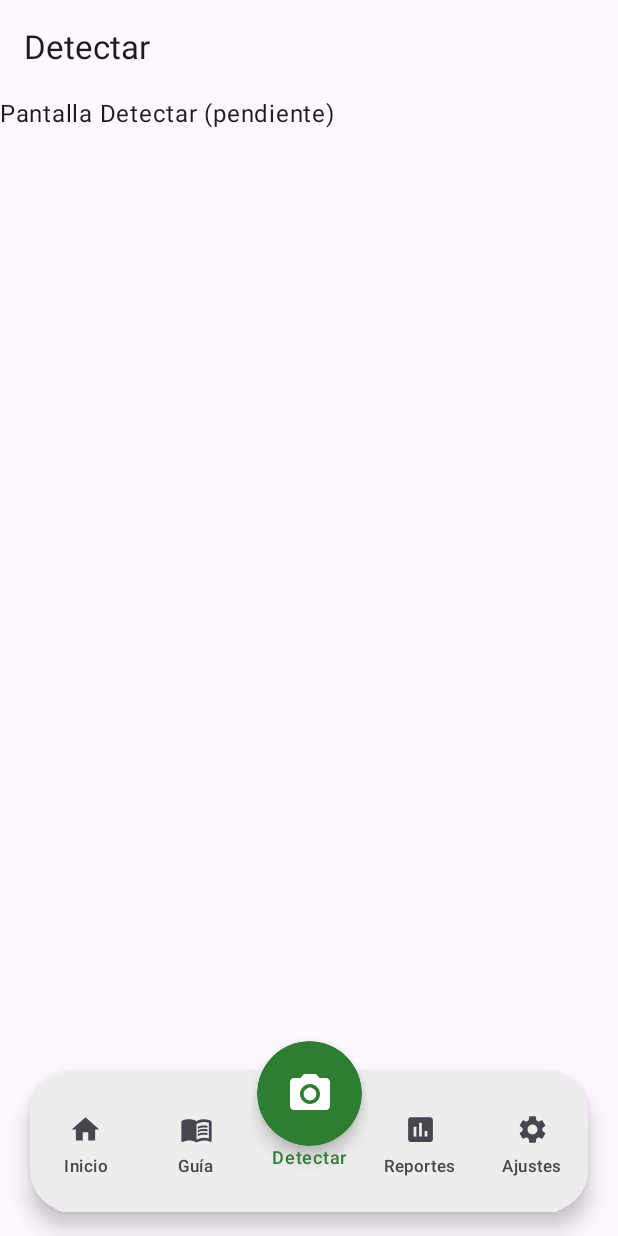
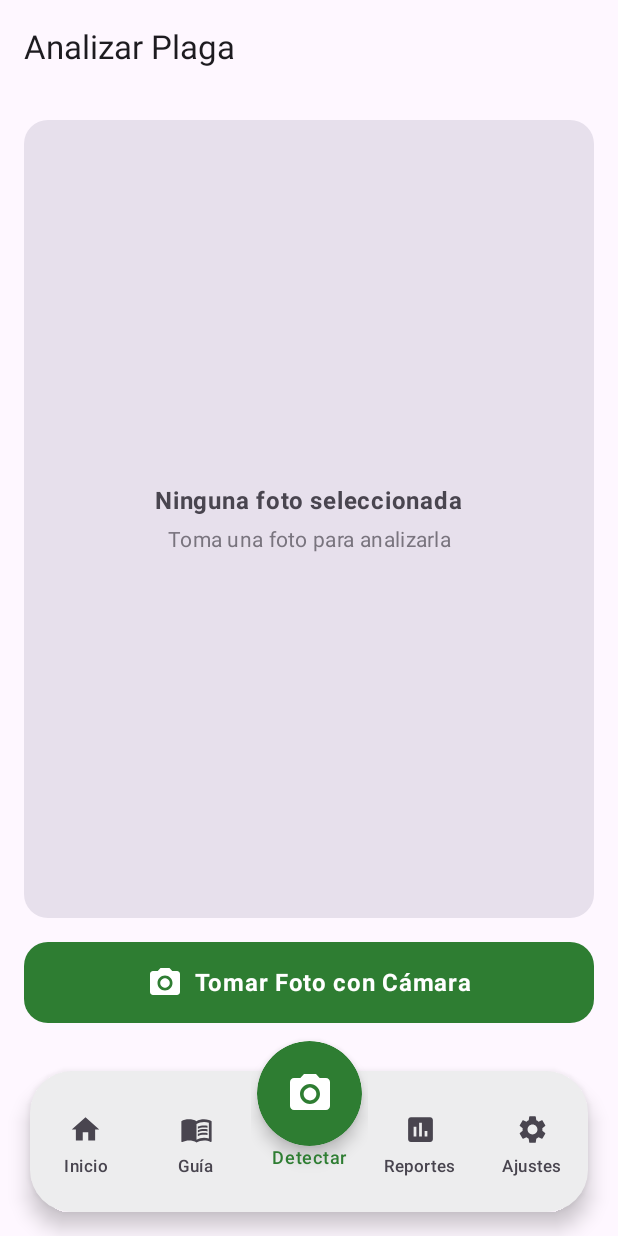
Before and after one commit to FabrizioAvalos/DetectorPlagas-AppsMoviles, an Android app built with Jetpack Compose: the DetectarScreen screen opened through its navigation route, on a phone screen of 412 x 824 dp. Run offline under Robolectric (Android 15) with nearby library versions, the phone set to English and light mode, and no system bars; our stand-ins replace Room's generated code.

Commit message:
feat(detectar): integrar captura de foto con cámara del sistema y FileProvider

```diff
--- a/app/src/main/java/com/vallesol/detectorplagas/ui/screens/detectar/DetectarScreen.kt
+++ b/app/src/main/java/com/vallesol/detectorplagas/ui/screens/detectar/DetectarScreen.kt
@@ -1,13 +1,149 @@
 package com.vallesol.detectorplagas.ui.screens.detectar
 
+import android.Manifest
+import android.content.Context
+import android.content.pm.PackageManager
+import android.graphics.Bitmap
+import android.net.Uri
+import android.os.Build
+import androidx.activity.compose.rememberLauncherForActivityResult
+import androidx.activity.result.contract.ActivityResultContracts
+import androidx.compose.foundation.Image
+import androidx.compose.foundation.background
+import androidx.compose.foundation.layout.Arrangement
+import androidx.compose.foundation.layout.Column
+import androidx.compose.foundation.layout.Spacer
+import androidx.compose.foundation.layout.fillMaxSize
+import androidx.compose.foundation.layout.fillMaxWidth
+import androidx.compose.foundation.layout.height
+import androidx.compose.foundation.layout.padding
+import androidx.compose.foundation.shape.RoundedCornerShape
+import androidx.compose.material.icons.Icons
+import androidx.compose.material.icons.filled.CameraAlt
+import androidx.compose.material3.Button
+import androidx.compose.material3.Icon
+import androidx.compose.material3.MaterialTheme
 import androidx.compose.material3.Text
 import androidx.compose.runtime.Composable
+import androidx.compose.runtime.getValue
+import androidx.compose.runtime.mutableStateOf
+import androidx.compose.runtime.remember
+import androidx.compose.runtime.setValue
+import androidx.compose.ui.Alignment
+import androidx.compose.ui.Modifier
+import androidx.compose.ui.graphics.asImageBitmap
+import androidx.compose.ui.platform.LocalContext
+import androidx.compose.ui.text.font.FontWeight
+import androidx.compose.ui.text.style.TextAlign
+import androidx.compose.ui.unit.dp
+import androidx.core.content.ContextCompat
+import androidx.core.content.FileProvider
 import androidx.navigation.NavController
 import com.vallesol.detectorplagas.ui.navigation.PantallaConDrawer
+import java.io.File
 
 @Composable
 fun DetectarScreen(navController: NavController) {
-    PantallaConDrawer(navController = navController, titulo = "Detectar") { modifier ->
-        Text("Pantalla Detectar (pendiente)", modifier = modifier)
+    val context = LocalContext.current
+    var bitmap by remember { mutableStateOf<Bitmap?>(null) }
+    var uriFotoTemporal by remember { mutableStateOf<Uri?>(null) }
+
+    val lanzadorCamara = rememberLauncherForActivityResult(
+        ActivityResultContracts.TakePicture()
+    ) { exito ->
+        if (exito) {
+            uriFotoTemporal?.let { uri ->
+                bitmap = convertirUriABitmap(uri, context)
+            }
+        }
+    }
+
+    fun abrirCamara() {
+        val uri = crearUriParaFoto(context)
+        uriFotoTemporal = uri
+        lanzadorCamara.launch(uri)
+    }
+
+    PantallaConDrawer(navController = navController, titulo = "Analizar Plaga") { modifier ->
+        Column(
+            modifier = modifier
+                .fillMaxSize()
+                .padding(16.dp),
+            verticalArrangement = Arrangement.SpaceBetween
+        ) {
+            Column(
+                modifier = Modifier
+                    .fillMaxWidth()
+                    .weight(1f)
+                    .padding(bottom = 16.dp),
+                horizontalAlignment = Alignment.CenterHorizontally,
+                verticalArrangement = Arrangement.Center
+            ) {
+                if (bitmap != null) {
+                    Image(
+                        bitmap = bitmap!!.asImageBitmap(),
+                        contentDescription = "Imagen seleccionada",
+                        modifier = Modifier.fillMaxSize()
+                    )
+                } else {
+                    Column(
+                        modifier = Modifier
+                            .fillMaxSize()
+                            .background(MaterialTheme.colorScheme.surfaceVariant, shape = RoundedCornerShape(16.dp)),
+                        horizontalAlignment = Alignment.CenterHorizontally,
+                        verticalArrangement = Arrangement.Center
+                    ) {
+                        Text(
+                            text = "Ninguna foto seleccionada",
+                            style = MaterialTheme.typography.bodyLarge,
+                            fontWeight = FontWeight.Bold,
+                            color = MaterialTheme.colorScheme.onSurfaceVariant
+                        )
+                        Spacer(modifier = Modifier.height(4.dp))
+                        Text(
+                            text = "Toma una foto para analizarla",
+                            style = MaterialTheme.typography.bodyMedium,
+                            color = MaterialTheme.colorScheme.outline,
+                            textAlign = TextAlign.Center,
+                            modifier = Modifier.padding(horizontal = 24.dp)
+                        )
+                    }
+                }
+            }
+
+            Button(
+                onClick = { abrirCamara() },
+                modifier = Modifier
+                    .fillMaxWidth()
+                    .height(54.dp),
+                shape = RoundedCornerShape(16.dp)
+            ) {
+                Icon(Icons.Filled.CameraAlt, contentDescription = null, modifier = Modifier.padding(end = 8.dp))
+                Text("Tomar Foto con Cámara", style = MaterialTheme.typography.bodyLarge, fontWeight = FontWeight.Bold)
+            }
+        }
     }
 }
+
+private fun crearUriParaFoto(context: Context): Uri {
+    val carpeta = File(context.cacheDir, "fotos")
+    if (!carpeta.exists()) carpeta.mkdirs()
+    val archivo = File(carpeta, "captura_${System.currentTimeMillis()}.jpg")
+    return FileProvider.getUriForFile(context, "${context.packageName}.fileprovider", archivo)
+}
+
+private fun convertirUriABitmap(uri: Uri, context: Context): Bitmap? {
+    return try {
+        if (Build.VERSION.SDK_INT >= Build.VERSION_CODES.P) {
+            val source = android.graphics.ImageDecoder.createSource(context.contentResolver, uri)
+            android.graphics.ImageDecoder.decodeBitmap(source) { decoder, _, _ ->
+                decoder.allocator = android.graphics.ImageDecoder.ALLOCATOR_SOFTWARE
+            }
+        } else {
+            @Suppress("DEPRECATION")
+            android.provider.MediaStore.Images.Media.getBitmap(context.contentResolver, uri)
+        }
+    } catch (e: Exception) {
+        null
+    }
+}
--- /dev/null
+++ b/app/src/main/res/xml/file_paths.xml
@@ -0,0 +1,5 @@
+<?xml version="1.0" encoding="utf-8"?>
+<paths xmlns:android="http://schemas.android.com/apk/res/android">
+    <external-files-path name="reportes" path="reportes/" />
+    <cache-path name="fotos" path="fotos/" />
+</paths>
```
Also changed, not shown: app/src/main/AndroidManifest.xml (+18 -5 lines), app/src/main/java/com/vallesol/detectorplagas/ResultadoTemporal.kt (added, +7 -0 lines).
